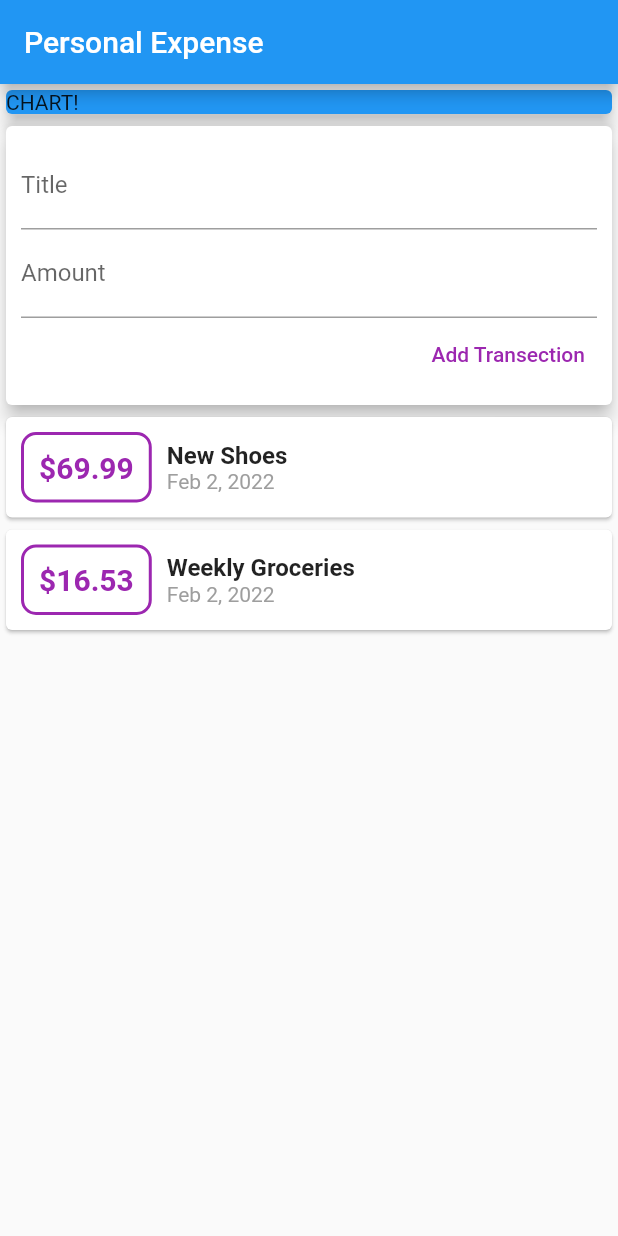
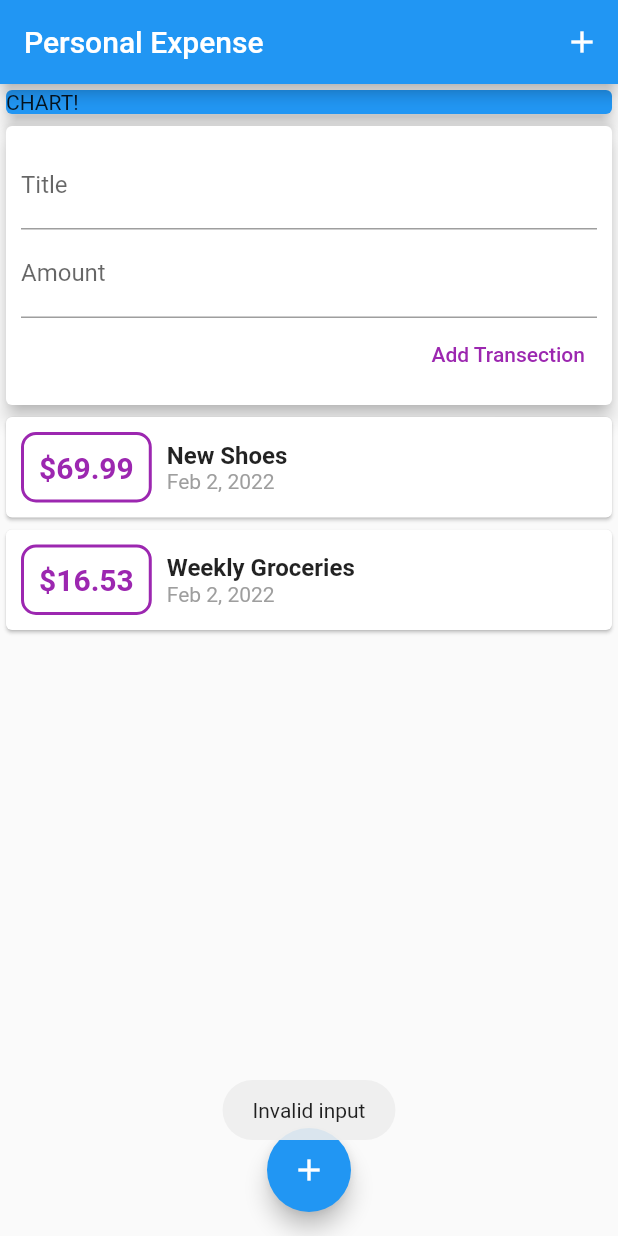
Before and after one commit to Junaed29/flutter_personal_expenses_app, a Flutter app: the screen it shows after launch, after a tap on "Add Transection", on a phone screen of 412 x 824 dp. Run offline on Flutter 3.47's test engine with Material 2 defaults, Android fonts, the phone set to English and light mode, and no system bars; our stand-ins replace fluttertoast.

Commit message:
Floating action button added

```diff
--- a/lib/main.dart
+++ b/lib/main.dart
@@ -13,6 +13,7 @@ class MyApp extends StatelessWidget {
   Widget build(BuildContext context) {
     return MaterialApp(
       title: 'Flutter App',
+      debugShowCheckedModeBanner: false,
       home: MyHomePage(),
     );
   }
@@ -24,6 +25,12 @@ class MyHomePage extends StatelessWidget {
     return Scaffold(
       appBar: AppBar(
         title: const Text("Personal Expense"),
+        actions: [IconButton(onPressed: () {}, icon: Icon(Icons.add))],
+      ),
+      floatingActionButtonLocation: FloatingActionButtonLocation.centerFloat,
+      floatingActionButton: FloatingActionButton(
+        onPressed: () {},
+        child: Icon(Icons.add),
       ),
       body: Column(
         mainAxisAlignment: MainAxisAlignment.start,
--- a/lib/widgets/new_transaction.dart
+++ b/lib/widgets/new_transaction.dart
@@ -1,8 +1,23 @@
 import 'package:flutter/material.dart';
+import 'package:fluttertoast/fluttertoast.dart';
 
 class NewTransaction extends StatelessWidget {
   final titleInputController = TextEditingController();
   final amountInputController = TextEditingController();
+  Function(String title, double amount) addNewTransaction;
+
+  NewTransaction({required this.addNewTransaction});
+
+  void submitTransaction() {
+    if (titleInputController.text.isEmpty ||
+        double.parse(amountInputController.text) <= 0) {
+      Fluttertoast.showToast(msg: 'Invalid input');
+      return;
+    }
+
+    addNewTransaction(
+        titleInputController.text, double.parse(amountInputController.text));
+  }
 
   @override
   Widget build(BuildContext context) {
@@ -17,14 +32,16 @@ class NewTransaction extends StatelessWidget {
             TextField(
               controller: titleInputController,
               decoration: InputDecoration(labelText: "Title"),
+              onSubmitted: (_) => submitTransaction(),
             ),
             TextField(
               controller: amountInputController,
               keyboardType: TextInputType.numberWithOptions(),
               decoration: InputDecoration(labelText: "Amount"),
+              onSubmitted: (_) => submitTransaction(),
             ),
             TextButton(
-                onPressed: () {},
+                onPressed: submitTransaction,
                 child: Text(
                   "Add Transection",
                   style: TextStyle(color: Colors.purple),
--- a/lib/widgets/transaction_list.dart
+++ b/lib/widgets/transaction_list.dart
@@ -2,32 +2,20 @@ import 'package:flutter/material.dart';
 import 'package:flutter_personal_expenses_app/models/transection.dart';
 import 'package:intl/intl.dart';
 
-class TransactionList extends StatefulWidget {
-  @override
-  State<TransactionList> createState() => _TransactionListState();
-}
+class TransactionList extends StatelessWidget {
+  final List<Transaction> userTransactions;
 
-class _TransactionListState extends State<TransactionList> {
-  final List<Transaction> _userTransactions = [
-    Transaction(
-      id: 't1',
-      title: 'New Shoes',
-      amount: 69.99,
-      date: DateTime.now(),
-    ),
-    Transaction(
-      id: 't2',
-      title: 'Weekly Groceries',
-      amount: 16.53,
-      date: DateTime.now(),
-    ),
-  ];
+  TransactionList({required this.userTransactions});
 
   @override
   Widget build(BuildContext context) {
-    return Column(
-      children: _userTransactions
-          .map((item) => Card(
+    return Container(
+      height: 300,
+      child: ListView.builder(
+        itemCount: userTransactions.length,
+        itemBuilder: (BuildContext context, int index) {
+          Transaction item = userTransactions[index];
+          return Card(
             child: Row(
               children: [
                 Container(
@@ -50,8 +38,8 @@ class _TransactionListState extends State<TransactionList> {
                   children: [
                     Text(
                       item.title,
-                          style: TextStyle(
-                              fontSize: 16, fontWeight: FontWeight.bold),
+                      style:
+                          TextStyle(fontSize: 16, fontWeight: FontWeight.bold),
                     ),
                     Text(
                       "${DateFormat.yMMMd().format(item.date)}",
@@ -61,8 +49,9 @@ class _TransactionListState extends State<TransactionList> {
                 )
               ],
             ),
-              ))
-          .toList(),
+          );
+        },
+      ),
     );
   }
 }
--- a/lib/widgets/user_transaction.dart
+++ b/lib/widgets/user_transaction.dart
@@ -1,4 +1,5 @@
 import 'package:flutter/material.dart';
+import 'package:flutter_personal_expenses_app/models/transection.dart';
 
 import 'new_transaction.dart';
 import 'transaction_list.dart';
@@ -11,10 +12,42 @@ class UserTransaction extends StatefulWidget {
 }
 
 class _UserTransactionState extends State<UserTransaction> {
+  final List<Transaction> _userTransactions = [
+    Transaction(
+      id: 't1',
+      title: 'New Shoes',
+      amount: 69.99,
+      date: DateTime.now(),
+    ),
+    Transaction(
+      id: 't2',
+      title: 'Weekly Groceries',
+      amount: 16.53,
+      date: DateTime.now(),
+    ),
+  ];
+
+  void _addNewTransaction(String title, double amount) {
+    print("_UserTransactionState  ${title}  ${amount}");
+    final newTransaction = Transaction(
+        id: DateTime.now().toString(),
+        title: title,
+        amount: amount,
+        date: DateTime.now());
+    setState(() {
+      _userTransactions.add(newTransaction);
+    });
+  }
+
   @override
   Widget build(BuildContext context) {
     return Column(
-      children: [NewTransaction(), TransactionList()],
+      children: [
+        NewTransaction(
+          addNewTransaction: _addNewTransaction,
+        ),
+        TransactionList(userTransactions: _userTransactions)
+      ],
     );
   }
 }
--- a/pubspec.yaml
+++ b/pubspec.yaml
@@ -15,6 +15,7 @@ dependencies:
 
   cupertino_icons: ^1.0.2
   intl: ^0.17.0
+  fluttertoast: ^8.0.8
 
 dev_dependencies:
   flutter_test:
```
Also changed, not shown: pubspec.lock. Lines whose indentation alone changed are shown as unchanged.
